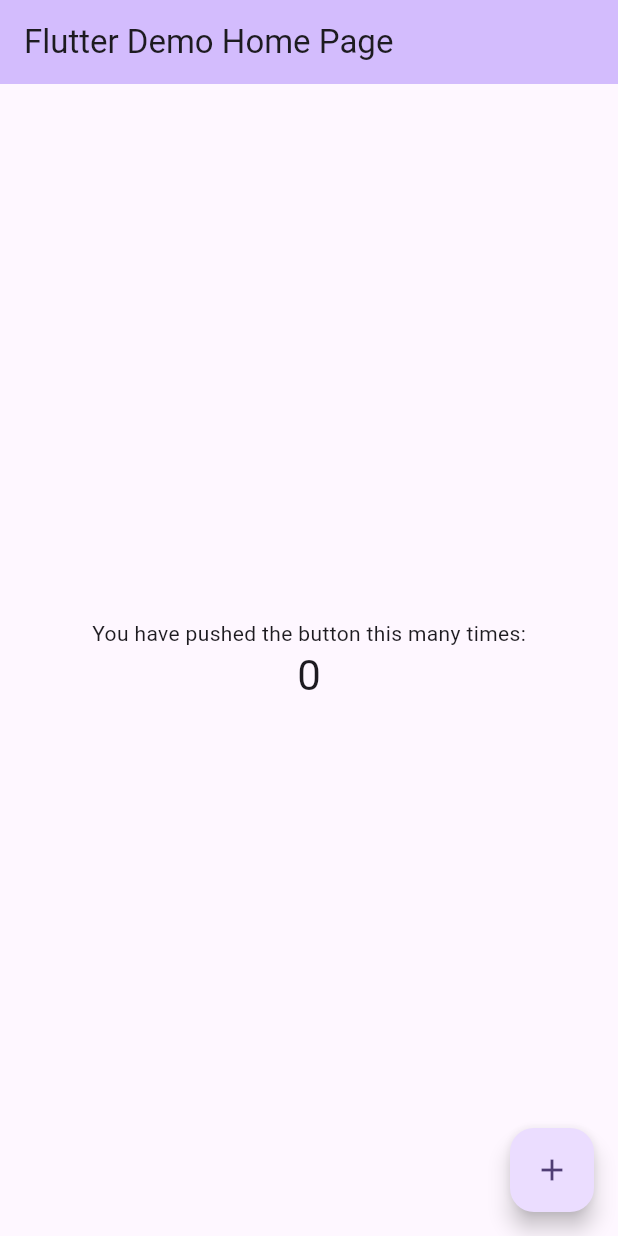
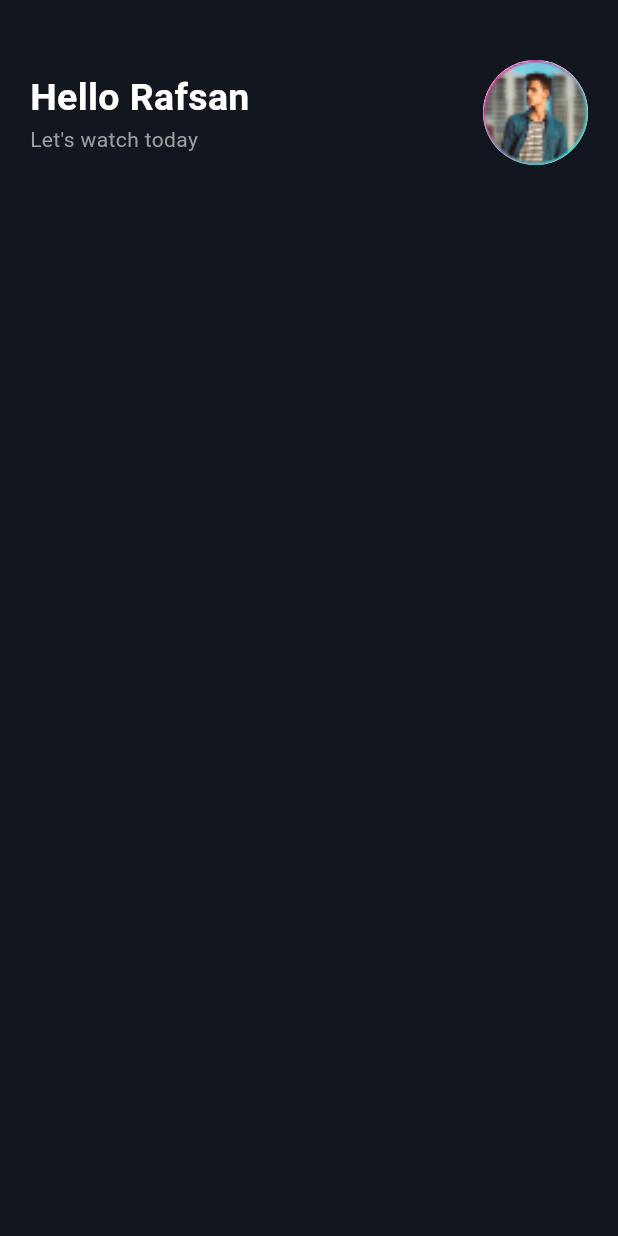
Before and after one commit to Nahid-web/task_from_scaleup, a Flutter app: the screen it shows after launch, on a phone screen of 412 x 824 dp. Run offline on Flutter 3.47's test engine with Material 3 defaults, Android fonts, the phone set to English and light mode, and no system bars.

Commit message:
greeting section done

```diff
--- /dev/null
+++ b/assignment1_homescreen_design/lib/features/home/screen/home_screen.dart
@@ -0,0 +1,27 @@
+import 'package:flutter/material.dart';
+
+import '../widget/greeting_section.dart';
+
+class HomeScreen extends StatelessWidget {
+  const HomeScreen({super.key});
+
+  @override
+  Widget build(BuildContext context) {
+    return Scaffold(
+      backgroundColor: Color(0xFF11161F),
+      body: SafeArea(
+        child: Padding(
+          padding: const EdgeInsets.symmetric(horizontal: 20, vertical: 40),
+          child: Column(
+            children: [
+              //Greeting Section
+              GreetingSection(
+                name: "Rafsan",
+              ),
+            ],
+          ),
+        ),
+      ),
+    );
+  }
+}
--- /dev/null
+++ b/assignment1_homescreen_design/lib/features/home/widget/greeting_section.dart
@@ -0,0 +1,48 @@
+import 'package:flutter/material.dart';
+
+class GreetingSection extends StatelessWidget {
+  final String name;
+  const GreetingSection({
+    super.key,
+    required this.name,
+  });
+
+  @override
+  Widget build(BuildContext context) {
+    return Row(
+      mainAxisAlignment: MainAxisAlignment.spaceBetween,
+      children: [
+        Column(
+          crossAxisAlignment: CrossAxisAlignment.start,
+          children: [
+            Text(
+              'Hello $name',
+              style: TextStyle(
+                fontSize: 25,
+                fontWeight: FontWeight.bold,
+                color: Colors.white,
+              ),
+            ),
+            Text(
+              "Let's watch today",
+              style: TextStyle(
+                fontSize: 14,
+                color: Colors.grey,
+              ),
+            ),
+          ],
+        ),
+        InkWell(
+          borderRadius: BorderRadius.circular(50),
+          splashColor: Colors.white.withAlpha(76),
+          child: CircleAvatar(
+            radius: 35,
+            backgroundImage: AssetImage(
+              'assets/images/profile.jpg',
+            ),
+          ),
+        ),
+      ],
+    );
+  }
+}
--- a/assignment1_homescreen_design/lib/main.dart
+++ b/assignment1_homescreen_design/lib/main.dart
@@ -1,3 +1,4 @@
+import 'package:assignment1_homescreen_design/features/home/screen/home_screen.dart';
 import 'package:flutter/material.dart';
 
 void main() {
@@ -7,119 +8,15 @@
 class MyApp extends StatelessWidget {
   const MyApp({super.key});
 
-  // This widget is the root of your application.
   @override
   Widget build(BuildContext context) {
     return MaterialApp(
-      title: 'Flutter Demo',
+      title: 'Assignment Home Page',
+      debugShowCheckedModeBanner: false,
       theme: ThemeData(
-        // This is the theme of your application.
-        //
-        // TRY THIS: Try running your application with "flutter run". You'll see
-        // the application has a purple toolbar. Then, without quitting the app,
-        // try changing the seedColor in the colorScheme below to Colors.green
-        // and then invoke "hot reload" (save your changes or press the "hot
-        // reload" button in a Flutter-supported IDE, or press "r" if you used
-        // the command line to start the app).
-        //
-        // Notice that the counter didn't reset back to zero; the application
-        // state is not lost during the reload. To reset the state, use hot
-        // restart instead.
-        //
-        // This works for code too, not just values: Most code changes can be
-        // tested with just a hot reload.
-        colorScheme: ColorScheme.fromSeed(seedColor: Colors.deepPurple),
         useMaterial3: true,
       ),
-      home: const MyHomePage(title: 'Flutter Demo Home Page'),
+      home: HomeScreen(),
     );
   }
 }
-
-class MyHomePage extends StatefulWidget {
-  const MyHomePage({super.key, required this.title});
-
-  // This widget is the home page of your application. It is stateful, meaning
-  // that it has a State object (defined below) that contains fields that affect
-  // how it looks.
-
-  // This class is the configuration for the state. It holds the values (in this
-  // case the title) provided by the parent (in this case the App widget) and
-  // used by the build method of the State. Fields in a Widget subclass are
-  // always marked "final".
-
-  final String title;
-
-  @override
-  State<MyHomePage> createState() => _MyHomePageState();
-}
-
-class _MyHomePageState extends State<MyHomePage> {
-  int _counter = 0;
-
-  void _incrementCounter() {
-    setState(() {
-      // This call to setState tells the Flutter framework that something has
-      // changed in this State, which causes it to rerun the build method below
-      // so that the display can reflect the updated values. If we changed
-      // _counter without calling setState(), then the build method would not be
-      // called again, and so nothing would appear to happen.
-      _counter++;
-    });
-  }
-
-  @override
-  Widget build(BuildContext context) {
-    // This method is rerun every time setState is called, for instance as done
-    // by the _incrementCounter method above.
-    //
-    // The Flutter framework has been optimized to make rerunning build methods
-    // fast, so that you can just rebuild anything that needs updating rather
-    // than having to individually change instances of widgets.
-    return Scaffold(
-      appBar: AppBar(
-        // TRY THIS: Try changing the color here to a specific color (to
-        // Colors.amber, perhaps?) and trigger a hot reload to see the AppBar
-        // change color while the other colors stay the same.
-        backgroundColor: Theme.of(context).colorScheme.inversePrimary,
-        // Here we take the value from the MyHomePage object that was created by
-        // the App.build method, and use it to set our appbar title.
-        title: Text(widget.title),
-      ),
-      body: Center(
-        // Center is a layout widget. It takes a single child and positions it
-        // in the middle of the parent.
-        child: Column(
-          // Column is also a layout widget. It takes a list of children and
-          // arranges them vertically. By default, it sizes itself to fit its
-          // children horizontally, and tries to be as tall as its parent.
-          //
-          // Column has various properties to control how it sizes itself and
-          // how it positions its children. Here we use mainAxisAlignment to
-          // center the children vertically; the main axis here is the vertical
-          // axis because Columns are vertical (the cross axis would be
-          // horizontal).
-          //
-          // TRY THIS: Invoke "debug painting" (choose the "Toggle Debug Paint"
-          // action in the IDE, or press "p" in the console), to see the
-          // wireframe for each widget.
-          mainAxisAlignment: MainAxisAlignment.center,
-          children: <Widget>[
-            const Text(
-              'You have pushed the button this many times:',
-            ),
-            Text(
-              '$_counter',
-              style: Theme.of(context).textTheme.headlineMedium,
-            ),
-          ],
-        ),
-      ),
-      floatingActionButton: FloatingActionButton(
-        onPressed: _incrementCounter,
-        tooltip: 'Increment',
-        child: const Icon(Icons.add),
-      ), // This trailing comma makes auto-formatting nicer for build methods.
-    );
-  }
-}
```
Also changed, not shown: assignment1_homescreen_design/pubspec.yaml (+3 -5 lines), assignment1_homescreen_design/assets/images/profile.jpg (added).
